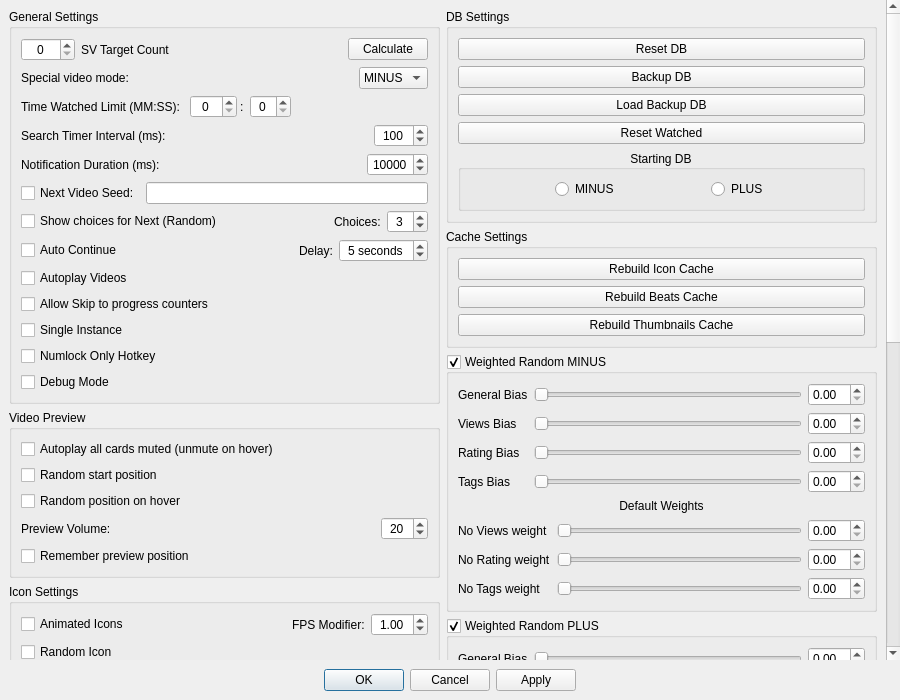
Qt form MediaManager/src/QtClasses/UI/Form Files/SettingsDialog.ui (PaunescuAndrei/MediaManager) before a commit.
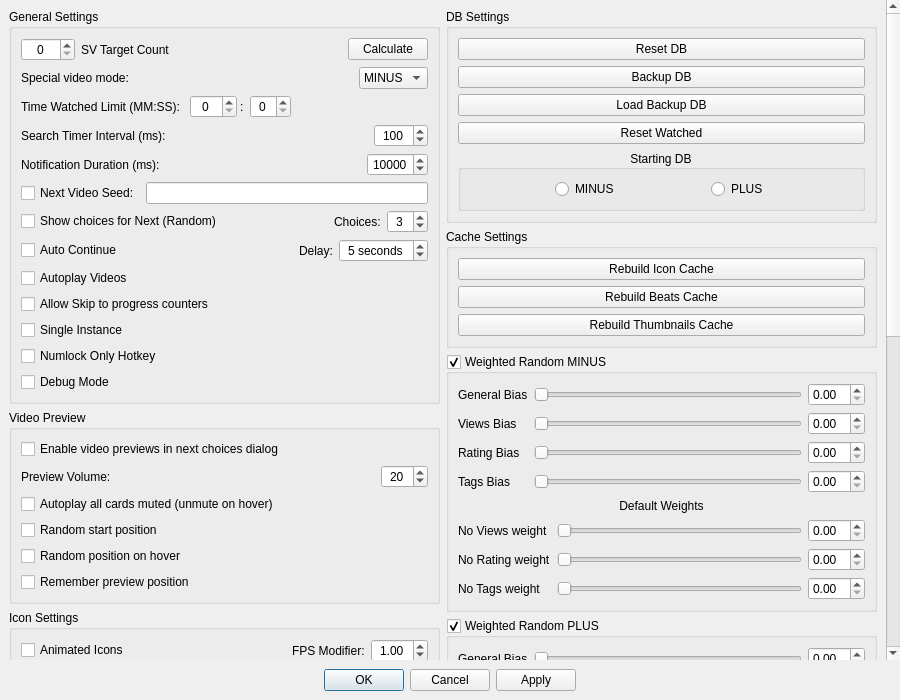
The same form after that commit. Custom widgets are drawn as their Qt base class.

Commit message: more preview settings

The edit to the form file:
```diff
--- a/MediaManager/src/QtClasses/UI/Form Files/SettingsDialog.ui
+++ b/MediaManager/src/QtClasses/UI/Form Files/SettingsDialog.ui
@@ -591,23 +591,9 @@
              </property>
              <layout class="QVBoxLayout" name="verticalLayout_preview">
               <item>
-               <widget class="QCheckBox" name="previewAutoplayAllMute">
+             <widget class="QCheckBox" name="previewEnabled">
                 <property name="text">
-                 <string>Autoplay all cards muted (unmute on hover)</string>
-                </property>
-               </widget>
-              </item>
-              <item>
-              <widget class="QCheckBox" name="previewRandomStart">
-               <property name="text">
-                <string>Random start position</string>
-               </property>
-              </widget>
-             </item>
-              <item>
-               <widget class="QCheckBox" name="previewRandomEachHover">
-                <property name="text">
-                 <string>Random position on hover</string>
+               <string>Enable video previews in next choices dialog</string>
                 </property>
                </widget>
               </item>
@@ -668,6 +654,27 @@
                </layout>
               </widget>
               </item>
+            <item>
+             <widget class="QCheckBox" name="previewAutoplayAllMute">
+              <property name="text">
+               <string>Autoplay all cards muted (unmute on hover)</string>
+              </property>
+             </widget>
+            </item>
+            <item>
+             <widget class="QCheckBox" name="previewRandomStart">
+              <property name="text">
+               <string>Random start position</string>
+              </property>
+             </widget>
+            </item>
+            <item>
+             <widget class="QCheckBox" name="previewRandomEachHover">
+              <property name="text">
+               <string>Random position on hover</string>
+              </property>
+             </widget>
+            </item>
               <item>
               <widget class="QCheckBox" name="previewRememberPosition">
                <property name="text">
```
Lines whose indentation alone changed are shown as unchanged. The commit also changes 6 other files.
